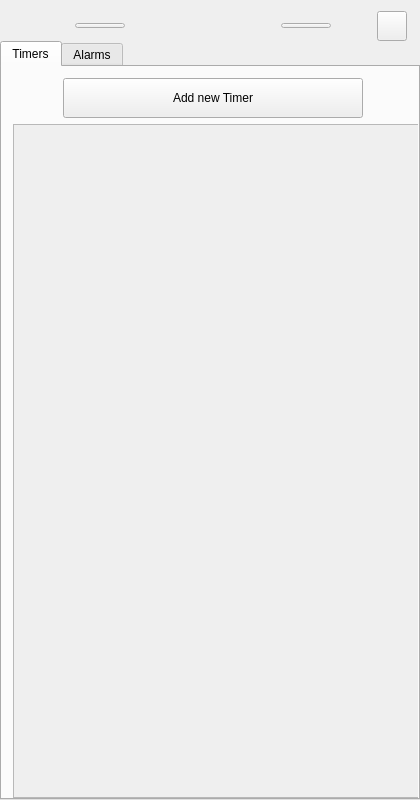
First picture: the form in SmartTimer/mainwindow.ui, repository secondYearProjects/SmartTimer, before the edit.
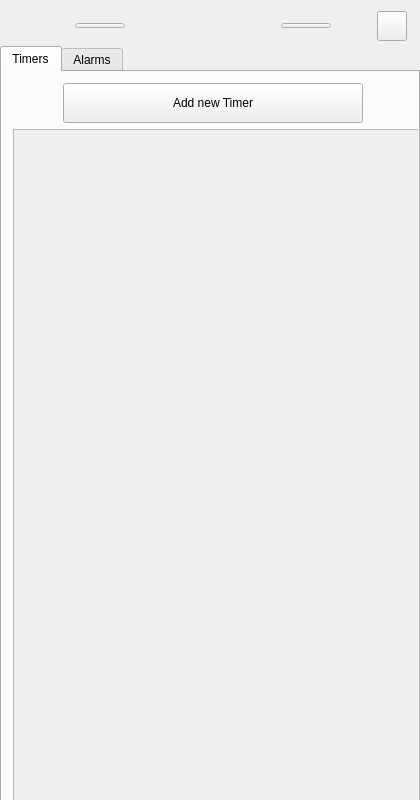
Second picture: the form after the edit. Icons and pictures are not drawn.

Patch:
```diff
--- a/SmartTimer/mainwindow.ui
+++ b/SmartTimer/mainwindow.ui
@@ -39,16 +39,28 @@
    </size>
   </property>
   <widget class="QWidget" name="centralWidget">
+   <property name="sizePolicy">
+    <sizepolicy hsizetype="Expanding" vsizetype="Expanding">
+     <horstretch>0</horstretch>
+     <verstretch>1</verstretch>
+    </sizepolicy>
+   </property>
    <property name="minimumSize">
     <size>
      <width>420</width>
-     <height>800</height>
+     <height>900</height>
     </size>
    </property>
    <property name="maximumSize">
     <size>
      <width>420</width>
-     <height>800</height>
+     <height>1400</height>
+    </size>
+   </property>
+   <property name="sizeIncrement">
+    <size>
+     <width>0</width>
+     <height>1</height>
     </size>
    </property>
    <property name="styleSheet">
@@ -57,7 +69,7 @@
         border: 0px;
 }</string>
    </property>
-   <layout class="QGridLayout" name="gridLayout_3">
+   <layout class="QGridLayout" name="gridLayout_3" rowstretch="0,1">
     <property name="leftMargin">
      <number>0</number>
     </property>
@@ -72,6 +84,9 @@
     </property>
     <item row="0" column="1">
      <layout class="QHBoxLayout" name="horizontalLayout_3">
+      <property name="bottomMargin">
+       <number>5</number>
+      </property>
       <item>
        <spacer name="horizontalSpacer_5">
         <property name="orientation">
@@ -214,6 +229,12 @@
        <number>0</number>
       </property>
       <widget class="QWidget" name="Timers">
+       <property name="sizePolicy">
+        <sizepolicy hsizetype="Expanding" vsizetype="Expanding">
+         <horstretch>0</horstretch>
+         <verstretch>1</verstretch>
+        </sizepolicy>
+       </property>
        <property name="minimumSize">
         <size>
          <width>420</width>
```
Left out of the diff: 12 changed lines with no effect on the pictures.
